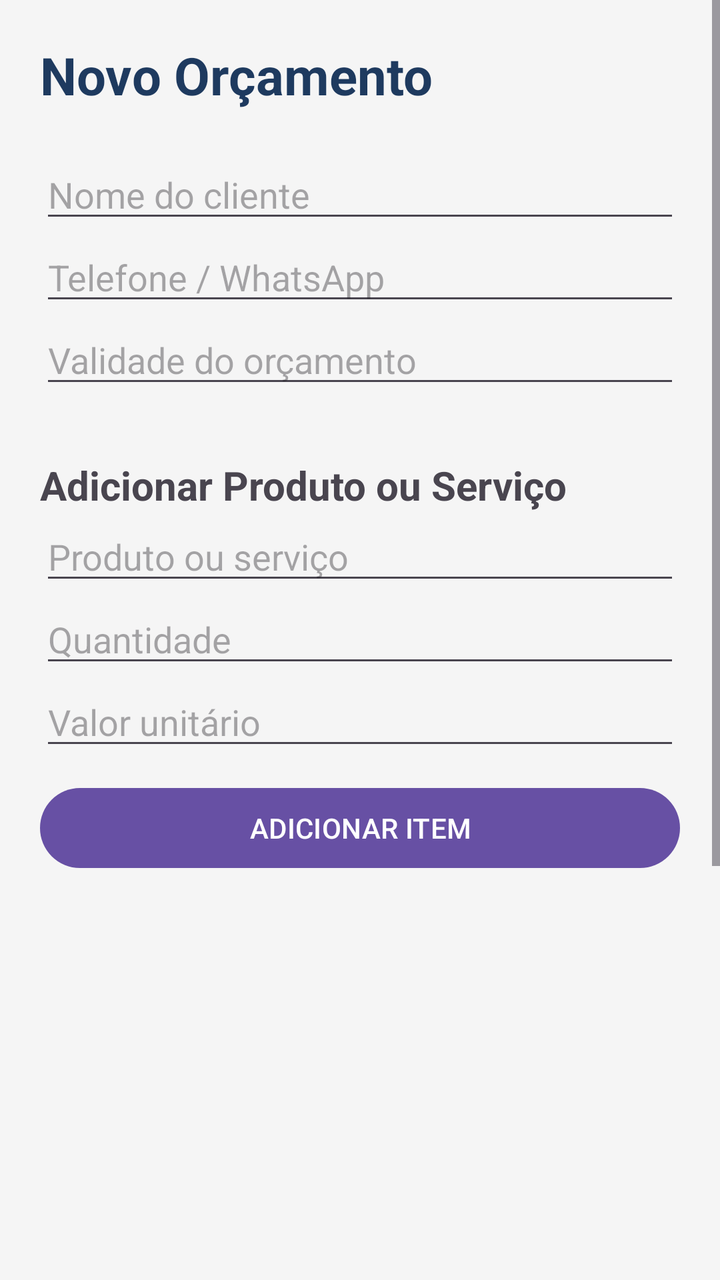
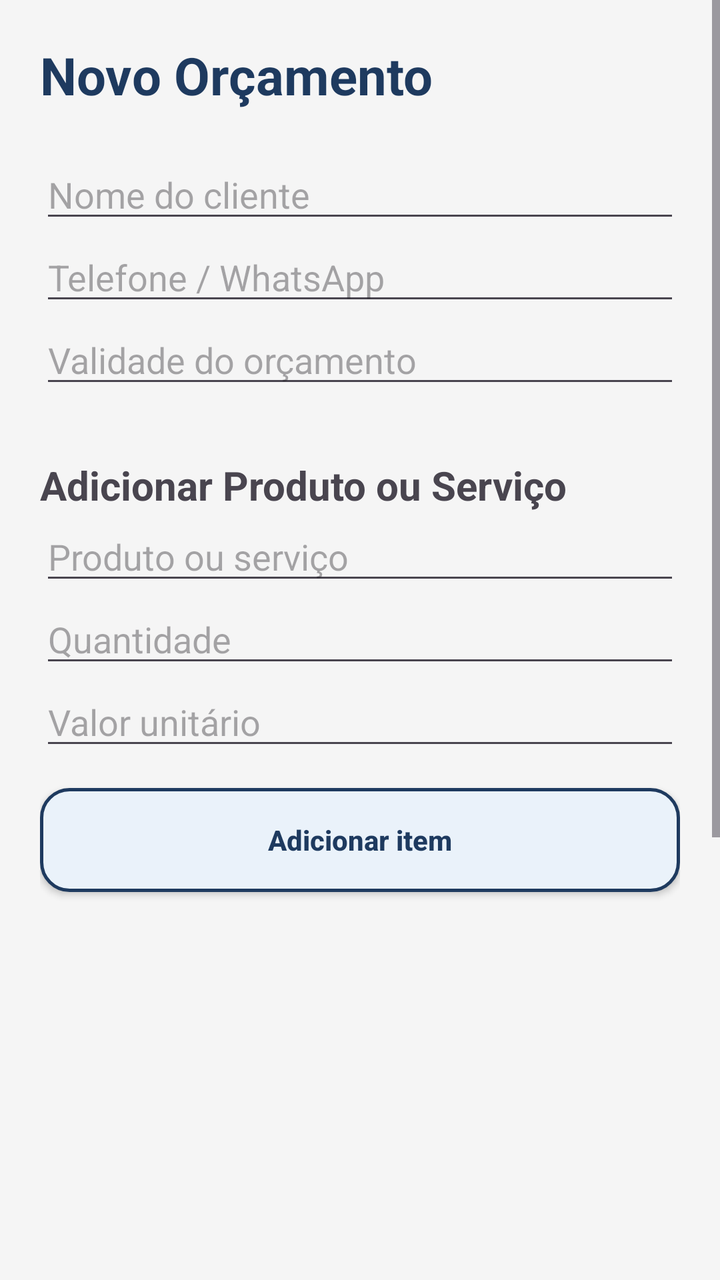

Screens rendered from an Android XML layout before and after an edit, with the pre-edit source and the edit as a unified diff.
<!-- AndroidManifest.xml: application theme Theme.MyApplication -->
<!-- res/layout/activity_novo_orcamento.xml -->
<?xml version="1.0" encoding="utf-8"?>
<ScrollView
    xmlns:android="http://schemas.android.com/apk/res/android"
    android:layout_width="match_parent"
    android:layout_height="match_parent"
    android:background="#F5F5F5">

    <LinearLayout
        android:layout_width="match_parent"
        android:layout_height="wrap_content"
        android:orientation="vertical"
        android:padding="20dp">

        <TextView
            android:layout_width="match_parent"
            android:layout_height="wrap_content"
            android:text="Novo Orçamento"
            android:textSize="26sp"
            android:textStyle="bold"
            android:textColor="#1E3A5F"/>

        <EditText
            android:id="@+id/edtCliente"
            android:layout_width="match_parent"
            android:layout_height="wrap_content"
            android:hint="Nome do cliente"
            android:inputType="textCapWords"
            android:layout_marginTop="20dp" />

        <EditText
            android:id="@+id/edtTelefone"
            android:layout_width="match_parent"
            android:layout_height="wrap_content"
            android:hint="Telefone / WhatsApp"
            android:inputType="phone" />

        <EditText
            android:id="@+id/edtValidade"
            android:layout_width="match_parent"
            android:layout_height="wrap_content"
            android:hint="Validade do orçamento" />

        <TextView
            android:layout_width="match_parent"
            android:layout_height="wrap_content"
            android:text="Adicionar Produto ou Serviço"
            android:textSize="20sp"
            android:textStyle="bold"
            android:layout_marginTop="30dp" />

        <EditText
            android:id="@+id/edtDescricaoItem"
            android:layout_width="match_parent"
            android:layout_height="wrap_content"
            android:hint="Produto ou serviço" />

        <EditText
            android:id="@+id/edtQuantidade"
            android:layout_width="match_parent"
            android:layout_height="wrap_content"
            android:hint="Quantidade"
            android:inputType="number" />

        <EditText
            android:id="@+id/edtValorUnitario"
            android:layout_width="match_parent"
            android:layout_height="wrap_content"
            android:hint="Valor unitário"
            android:inputType="numberDecimal" />

        <Button
            android:id="@+id/btnAdicionarItem"
            android:layout_width="match_parent"
            android:layout_height="wrap_content"
            android:text="ADICIONAR ITEM"
            android:layout_marginTop="10dp" />

        <ListView
            android:id="@+id/listItens"
            android:layout_width="match_parent"
            android:layout_height="220dp"
            android:layout_marginTop="20dp" />

        <TextView
            android:id="@+id/txtTotal"
            android:layout_width="match_parent"
            android:layout_height="wrap_content"
            android:text="Total: R$ 0,00"
            android:textSize="25sp"
            android:textStyle="bold"
            android:textColor="#1E3A5F"
            android:gravity="end"
            android:layout_marginTop="15dp" />

        <EditText
            android:id="@+id/edtObservacoes"
            android:layout_width="match_parent"
            android:layout_height="wrap_content"
            android:hint="Observações / condições de pagamento"
            android:minLines="3"
            android:gravity="top"
            android:inputType="textMultiLine" />

        <Button
            android:id="@+id/btnSalvarOrcamento"
            android:layout_width="match_parent"
            android:layout_height="wrap_content"
            android:text="SALVAR ORÇAMENTO"
            android:layout_marginTop="20dp" />

        <Button
            android:id="@+id/btnCancelar"
            android:layout_width="match_parent"
            android:layout_height="wrap_content"
            android:text="CANCELAR" />

    </LinearLayout>

</ScrollView>
<!-- resources referenced by this layout -->
<resources>
  <style name="Theme.MyApplication" parent="Base.Theme.MyApplication" />
  <style name="Base.Theme.MyApplication" parent="Theme.Material3.DayNight.NoActionBar">
          
          
      </style>
</resources>

<!-- the commit's change to res/layout/activity_novo_orcamento.xml (unified diff, before → after) -->
@@ -1,6 +1,7 @@
 <?xml version="1.0" encoding="utf-8"?>
 <ScrollView
     xmlns:android="http://schemas.android.com/apk/res/android"
+    xmlns:app="http://schemas.android.com/apk/res-auto"
     android:layout_width="match_parent"
     android:layout_height="match_parent"
     android:background="#F5F5F5">
@@ -68,12 +69,17 @@
             android:hint="Valor unitário"
             android:inputType="numberDecimal" />
 
-        <Button
+        <androidx.appcompat.widget.AppCompatButton
             android:id="@+id/btnAdicionarItem"
             android:layout_width="match_parent"
-            android:layout_height="wrap_content"
-            android:text="ADICIONAR ITEM"
-            android:layout_marginTop="10dp" />
+            android:layout_height="52dp"
+            android:background="@drawable/bg_button_primary"
+            app:backgroundTint="@null"
+            android:text="Adicionar item"
+            android:textAllCaps="false"
+            android:textStyle="bold"
+            android:textColor="@color/brand_primary"
+            android:layout_marginTop="14dp" />
 
         <ListView
             android:id="@+id/listItens"
@@ -101,18 +107,30 @@
             android:gravity="top"
             android:inputType="textMultiLine" />
 
-        <Button
+        <androidx.appcompat.widget.AppCompatButton
             android:id="@+id/btnSalvarOrcamento"
             android:layout_width="match_parent"
-            android:layout_height="wrap_content"
-            android:text="SALVAR ORÇAMENTO"
-            android:layout_marginTop="20dp" />
+            android:layout_height="54dp"
+            android:background="@drawable/bg_button_primary"
+            app:backgroundTint="@null"
+            android:text="Salvar orçamento"
+            android:textAllCaps="false"
+            android:textStyle="bold"
+            android:textSize="16sp"
+            android:textColor="@color/brand_primary" />
 
-        <Button
+        <androidx.appcompat.widget.AppCompatButton
             android:id="@+id/btnCancelar"
             android:layout_width="match_parent"
-            android:layout_height="wrap_content"
-            android:text="CANCELAR" />
+            android:layout_height="52dp"
+            android:background="@drawable/bg_button_primary"
+            app:backgroundTint="@null"
+            android:text="Cancelar"
+            android:textAllCaps="false"
+            android:textStyle="bold"
+            android:textColor="@color/brand_primary"
+            android:layout_marginTop="10dp"
+            android:layout_marginBottom="24dp" />
 
     </LinearLayout>
 
<!-- resource entries referenced after the edit -->
@@ -1,5 +1,19 @@
 <!-- resources referenced by this layout -->
 <resources>
+  <color name="brand_primary">#1E3A5F</color>
+  <!-- drawable bg_button_primary (drawable) -->
+  <?xml version="1.0" encoding="utf-8"?>
+  <shape xmlns:android="http://schemas.android.com/apk/res/android">
+  
+      <solid android:color="#EAF2FA" />
+  
+      <corners android:radius="14dp" />
+  
+      <stroke
+          android:width="1.5dp"
+          android:color="@color/brand_primary" />
+  
+  </shape>
   <style name="Theme.MyApplication" parent="Base.Theme.MyApplication" />
   <style name="Base.Theme.MyApplication" parent="Theme.Material3.DayNight.NoActionBar">
           
